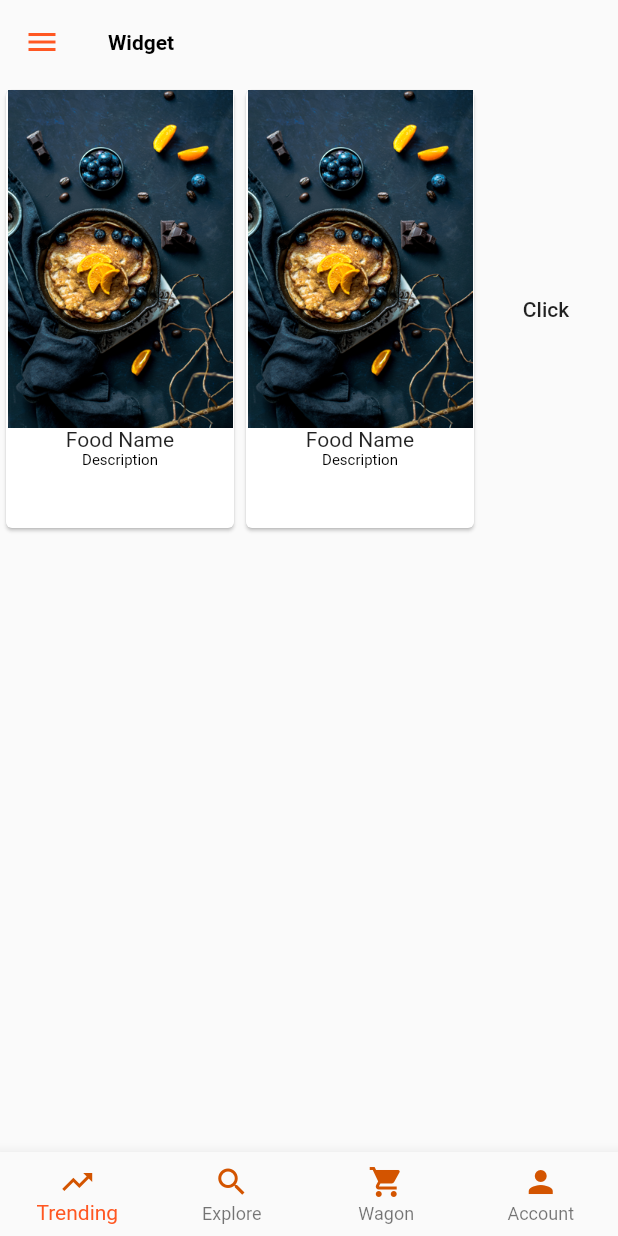
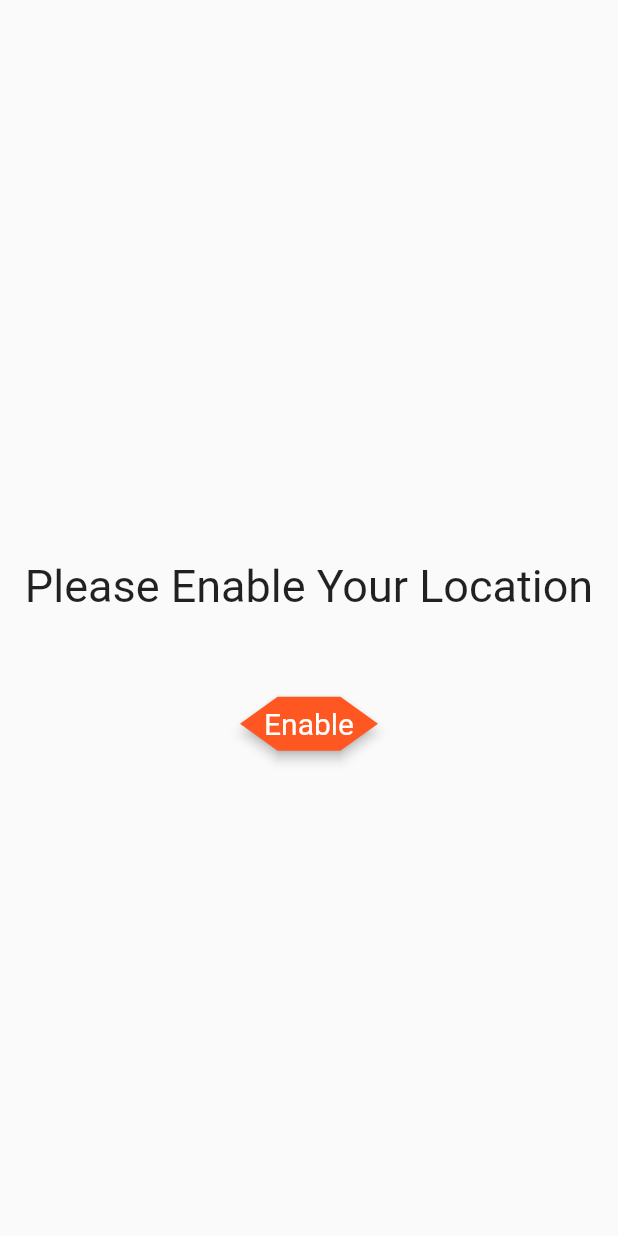
Before and after one commit to Naveen11695/bhukkd, a Flutter app: the screen it shows after launch, on a phone screen of 412 x 824 dp. Run offline on Flutter 3.47's test engine with Material 2 defaults, Android fonts, the phone set to English and light mode, and no system bars; our stand-ins replace geolocator, shared_preferences, splashscreen.

Commit message:
location not perfect, data retrival error

```diff
--- a/lib/Components/HorizontalScroll.dart
+++ b/lib/Components/HorizontalScroll.dart
@@ -1,5 +1,5 @@
 import 'package:flutter/material.dart';
-
+import '../models/Restruant/Restruant.dart';
 class HorizontalScroll extends StatefulWidget {
   @override
   _HorizontalScrollState createState() => new _HorizontalScrollState();
--- /dev/null
+++ b/lib/Pages/LocationServicePage.dart
@@ -0,0 +1,60 @@
+import 'package:flutter/material.dart';
+//import 'package:geolocator/geolocator.dart';
+import '../api/LocationRequest.dart';
+import '../models/SharedPreferance/SharedPreference.dart';
+import '../Pages/HomePage.dart';
+
+class LocationServicePage extends StatefulWidget{
+  @override
+  _LocationServicePage createState()=> new _LocationServicePage();
+}
+
+class _LocationServicePage extends State<LocationServicePage>{
+
+  void _saveLocation(){
+    getCurrentPosition().then((position){
+      setState((){
+        StoreUserLocation.location=position;
+        StoreUserLocation.setLocation();
+      });
+    });
+  }
+
+  @override
+  Widget build(BuildContext context){
+    if(StoreUserLocation.location==null){
+      return Scaffold(
+        appBar: new AppBar(
+          elevation: 0.0,
+          backgroundColor: Colors.transparent,
+        ),
+        body: new Center(child:
+          new Column(
+            mainAxisAlignment: MainAxisAlignment.center,
+            children: <Widget>[
+              new Text("Please Enable Your Location", style: new TextStyle(
+                fontSize: 30,
+              ),),
+              new SizedBox(height: 50,),
+              new MaterialButton(
+                onPressed: _saveLocation,
+                elevation: 3,
+                color: Colors.deepOrange,
+                shape: BeveledRectangleBorder(borderRadius: BorderRadius.circular(25.0)),
+                child: new Text("Enable", style: new TextStyle(
+                  fontSize: 20,
+                  fontWeight:FontWeight.normal,
+                  color: Colors.white
+                ),
+                ),),
+            ],
+        ),
+      ),);
+    }
+    else if(StoreUserLocation.location!=null){
+      StoreUserLocation.getLocation();
+
+      return HomePage();
+    }
+  }
+}
--- a/lib/main.dart
+++ b/lib/main.dart
@@ -1,8 +1,6 @@
 import 'package:flutter/material.dart';
 import 'package:splashscreen/splashscreen.dart';
-import './Pages/TrendingPage.dart';
-import './Pages/LoginPage.dart';
-import './Pages/WagonPage.dart';
+import './Pages/LocationServicePage.dart';
 
 void main() {
   runApp(new Bhukkd());
@@ -32,100 +30,7 @@ class SlashPage extends StatelessWidget {
         "assets/images/logo.png",
       ),
       photoSize: 100,
-      navigateAfterSeconds: new HomePage(),
+      navigateAfterSeconds: new LocationServicePage(),
     );
   }
 }
-
-class HomePage extends StatefulWidget {
-  @override
-  _HomePage createState() => new _HomePage();
-}
-
-class _HomePage extends State<HomePage>{
-  int selectedIndex = 0;
-
-  List<Widget> bottomNavigation = [
-    new TrendingPage(),
-    new TrendingPage(),
-    new WagonPage(),
-    new LoginPage(),
-  ];
-
-  @override
-  Widget build(BuildContext context) {
-    return new Scaffold(
-      appBar: new AppBar(
-        title: new Text("${bottomNavigation[selectedIndex]}"),
-        elevation: 0.0,
-        backgroundColor: Colors.transparent,
-        iconTheme: IconThemeData(color: Colors.deepOrange),
-        textTheme: TextTheme(
-            title: TextStyle(
-              color: Colors.black,
-              wordSpacing: 1.0,
-              fontWeight: FontWeight.bold,
-              fontFamily: "roboto",
-            ),
-            subtitle: new TextStyle(
-              color: Colors.grey,
-              wordSpacing: 0.8,
-              fontWeight: FontWeight.w300,
-              fontFamily: "roboto",
-            )),
-      ),
-      drawer: new Drawer(),
-      body: bottomNavigation[selectedIndex],
-      bottomNavigationBar: BottomNavigationBar(
-        type: BottomNavigationBarType.fixed,
-        onTap: (int index){
-          setState((){this.selectedIndex = index;});
-        },
-        fixedColor: Colors.deepOrange,
-        currentIndex: selectedIndex,
-        items: <BottomNavigationBarItem>[
-          BottomNavigationBarItem(
-              icon: Icon(
-                Icons.trending_up, color: Color(0xFFD35400),),
-              title: new Text("Trending")
-          ),
-          BottomNavigationBarItem(
-              icon: Icon(Icons.search, color: Color(0xFFD35400)),
-              title: new Text("Explore")
-          ),
-          BottomNavigationBarItem(
-              icon: Icon(Icons.shopping_cart, color: Color(0xFFD35400)),
-              title: new Text("Wagon")
-          ),
-          BottomNavigationBarItem(
-            icon: Icon(Icons.person, color: Color(0xFFD35400)),
-            title: new Text("Account"),
-          ),
-        ],
-      ),
-    );
-  }
-}
-
-// class MyHomePage extends StatefulWidget {
-//   @override
-//   _MyHomePageState createState() => new _MyHomePageState();
-// }
-// //this
-
-// class _MyHomePageState extends State<MyHomePage> {
-//   @override
-//   Widget build(BuildContext context) {
-//     return Scaffold(
-//       body: Center(
-//       child: new FlareActor("assets/animations/sushi/Sushi.flr",
-//         alignment: Alignment.center,
-//         fit: BoxFit.contain,
-//         animation: "Sushi Bounce"),
-//     ),
-//       //
-//       backgroundColor: Colors.indigo,
-//     );
-//   }
-
-// }
--- /dev/null
+++ b/lib/models/SharedPreferance/SharedPreference.dart
@@ -0,0 +1,17 @@
+import 'package:shared_preferences/shared_preferences.dart';
+import 'package:geolocator/geolocator.dart';
+
+class StoreUserLocation{
+  static Position location;
+  static setLocation() async{
+    SharedPreferences preferences = await SharedPreferences.getInstance();
+    preferences.setStringList("location", [location.latitude.toString(),
+                                           location.longitude.toString(),
+                                           location.timestamp.toString()]
+                             );
+  }
+  static getLocation() async{
+    SharedPreferences preferences = await SharedPreferences.getInstance();
+    preferences.getStringList("location");
+  }
+}
--- a/pubspec.yaml
+++ b/pubspec.yaml
@@ -21,6 +21,7 @@ dependencies:
   http: any
   geolocator: '^2.1.1'
   scoped_model: ^1.0.1
+  shared_preferences: ^0.5.0
 
   # Api- key :0bc8d74fdefd3601d84a0d52ffa01901
 
```
Also changed, not shown: lib/Pages/HomePage.dart (added, +97 -0 lines), lib/Pages/TrendingPage.dart (+8 -2 lines), lib/api/LocationRequest.dart (+14 -8 lines).
